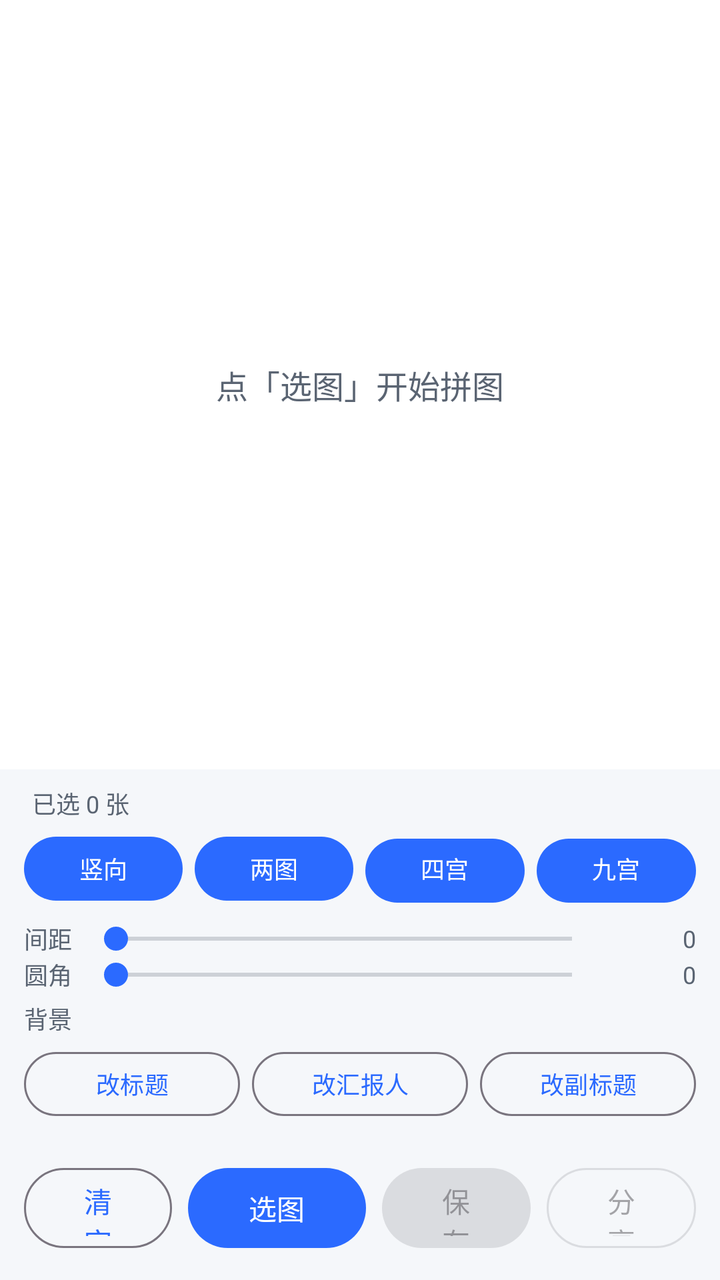
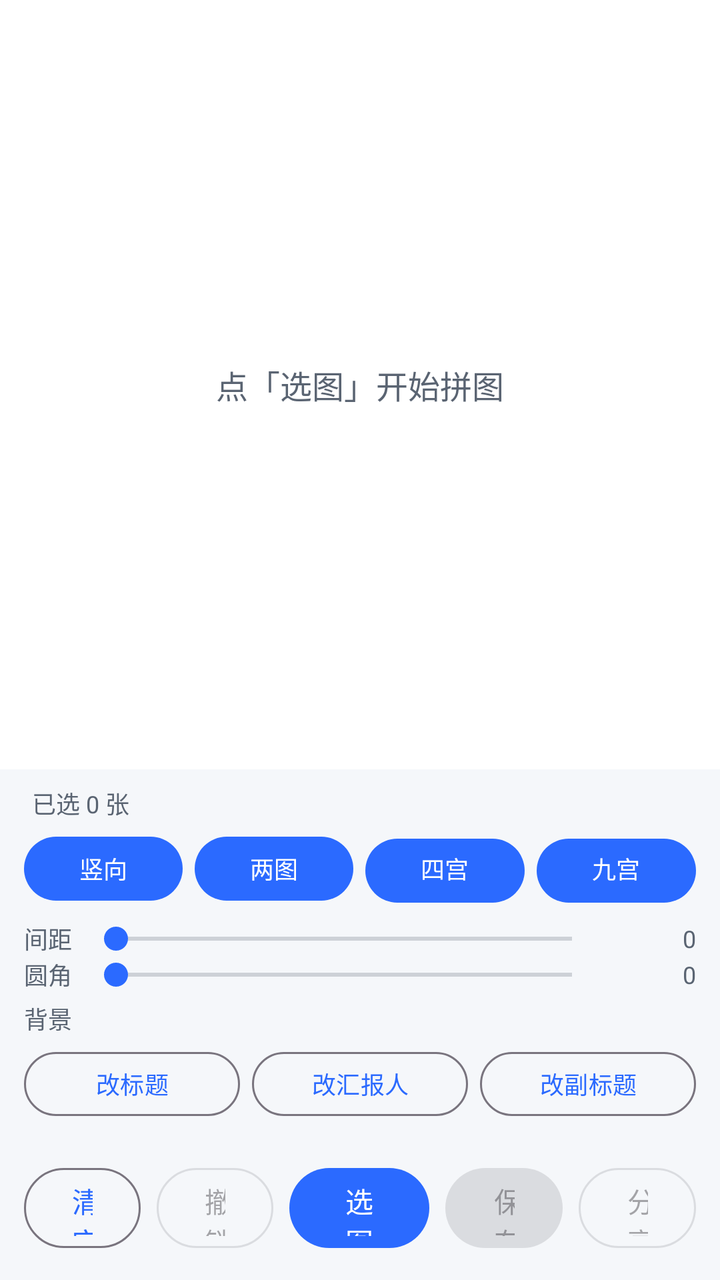

Screens rendered from an Android XML layout before and after an edit, with the pre-edit source and the edit as a unified diff.
<!-- AndroidManifest.xml: application theme Theme.WatermarkCamera -->
<!-- res/layout/fragment_collage.xml -->
<?xml version="1.0" encoding="utf-8"?>
<LinearLayout xmlns:android="http://schemas.android.com/apk/res/android"
    android:layout_width="match_parent"
    android:layout_height="match_parent"
    android:background="@color/app_background"
    android:clipToPadding="false"
    android:fitsSystemWindows="true"
    android:orientation="vertical">

    
    <FrameLayout
        android:layout_width="match_parent"
        android:layout_height="0dp"
        android:layout_weight="1">

        <ImageView
            android:id="@+id/ivPreview"
            android:layout_width="match_parent"
            android:layout_height="match_parent"
            android:background="@color/app_surface"
            android:contentDescription="拼图预览"
            android:scaleType="fitCenter" />

        <TextView
            android:id="@+id/tvEmptyHint"
            android:layout_width="wrap_content"
            android:layout_height="wrap_content"
            android:layout_gravity="center"
            android:text="点「选图」开始拼图"
            android:textColor="@color/app_on_surface_secondary"
            android:textSize="16sp" />

        <ProgressBar
            android:id="@+id/progressBar"
            android:layout_width="wrap_content"
            android:layout_height="wrap_content"
            android:layout_gravity="center"
            android:visibility="gone" />
    </FrameLayout>

    
    <TextView
        android:id="@+id/tvHint"
        android:layout_width="match_parent"
        android:layout_height="wrap_content"
        android:paddingStart="16dp"
        android:paddingTop="8dp"
        android:paddingEnd="16dp"
        android:paddingBottom="4dp"
        android:text="已选 0 张"
        android:textColor="@color/app_on_surface_secondary"
        android:textSize="12sp" />

    
    <LinearLayout
        android:layout_width="match_parent"
        android:layout_height="wrap_content"
        android:orientation="horizontal"
        android:paddingStart="12dp"
        android:paddingEnd="12dp"
        android:paddingBottom="6dp">

        <Button
            android:id="@+id/tplVertical"
            android:layout_width="0dp"
            android:layout_height="40dp"
            android:layout_marginEnd="6dp"
            android:layout_weight="1"
            android:text="竖向"
            android:textSize="12sp" />

        <Button
            android:id="@+id/tplGrid2"
            android:layout_width="0dp"
            android:layout_height="40dp"
            android:layout_marginEnd="6dp"
            android:layout_weight="1"
            android:text="两图"
            android:textSize="12sp" />

        <Button
            android:id="@+id/tplGrid4"
            android:layout_width="0dp"
            android:layout_height="40dp"
            android:layout_marginEnd="6dp"
            android:layout_weight="1"
            android:text="四宫格"
            android:textSize="12sp" />

        <Button
            android:id="@+id/tplGrid9"
            android:layout_width="0dp"
            android:layout_height="40dp"
            android:layout_weight="1"
            android:text="九宫格"
            android:textSize="12sp" />
    </LinearLayout>

    
    <LinearLayout
        android:layout_width="match_parent"
        android:layout_height="wrap_content"
        android:gravity="center_vertical"
        android:orientation="horizontal"
        android:paddingStart="12dp"
        android:paddingEnd="12dp">

        <TextView
            android:layout_width="wrap_content"
            android:layout_height="wrap_content"
            android:text="间距"
            android:textColor="@color/app_on_surface_secondary"
            android:textSize="12sp" />

        <SeekBar
            android:id="@+id/seekSpacing"
            android:layout_width="0dp"
            android:layout_height="wrap_content"
            android:layout_marginStart="6dp"
            android:layout_marginEnd="6dp"
            android:layout_weight="1"
            android:max="40" />

        <TextView
            android:id="@+id/tvSpacing"
            android:layout_width="40dp"
            android:layout_height="wrap_content"
            android:gravity="end"
            android:text="0"
            android:textColor="@color/app_on_surface_secondary"
            android:textSize="12sp" />
    </LinearLayout>

    <LinearLayout
        android:layout_width="match_parent"
        android:layout_height="wrap_content"
        android:gravity="center_vertical"
        android:orientation="horizontal"
        android:paddingStart="12dp"
        android:paddingEnd="12dp">

        <TextView
            android:layout_width="wrap_content"
            android:layout_height="wrap_content"
            android:text="圆角"
            android:textColor="@color/app_on_surface_secondary"
            android:textSize="12sp" />

        <SeekBar
            android:id="@+id/seekRadius"
            android:layout_width="0dp"
            android:layout_height="wrap_content"
            android:layout_marginStart="6dp"
            android:layout_marginEnd="6dp"
            android:layout_weight="1"
            android:max="48" />

        <TextView
            android:id="@+id/tvRadius"
            android:layout_width="40dp"
            android:layout_height="wrap_content"
            android:gravity="end"
            android:text="0"
            android:textColor="@color/app_on_surface_secondary"
            android:textSize="12sp" />
    </LinearLayout>

    
    <LinearLayout
        android:layout_width="match_parent"
        android:layout_height="wrap_content"
        android:gravity="center_vertical"
        android:orientation="horizontal"
        android:paddingStart="12dp"
        android:paddingTop="4dp"
        android:paddingEnd="12dp"
        android:paddingBottom="4dp">

        <TextView
            android:layout_width="wrap_content"
            android:layout_height="wrap_content"
            android:text="背景"
            android:textColor="@color/app_on_surface_secondary"
            android:textSize="12sp" />

        <LinearLayout
            android:id="@+id/bgColorRow"
            android:layout_width="0dp"
            android:layout_height="wrap_content"
            android:layout_marginStart="8dp"
            android:layout_weight="1"
            android:orientation="horizontal" />
    </LinearLayout>

    
    <LinearLayout
        android:layout_width="match_parent"
        android:layout_height="wrap_content"
        android:orientation="horizontal"
        android:paddingStart="12dp"
        android:paddingEnd="12dp"
        android:paddingBottom="6dp">

        <Button
            android:id="@+id/btnEditTitle"
            style="?attr/materialButtonOutlinedStyle"
            android:layout_width="0dp"
            android:layout_height="40dp"
            android:layout_marginEnd="6dp"
            android:layout_weight="1"
            android:text="改标题"
            android:textSize="12sp" />

        <Button
            android:id="@+id/btnEditReporter"
            style="?attr/materialButtonOutlinedStyle"
            android:layout_width="0dp"
            android:layout_height="40dp"
            android:layout_marginEnd="6dp"
            android:layout_weight="1"
            android:text="改汇报人"
            android:textSize="12sp" />

        <Button
            android:id="@+id/btnEditSubtitle"
            style="?attr/materialButtonOutlinedStyle"
            android:layout_width="0dp"
            android:layout_height="40dp"
            android:layout_weight="1"
            android:text="改副标题"
            android:textSize="12sp" />
    </LinearLayout>

    
    <LinearLayout
        android:id="@+id/collageBottomBar"
        android:layout_width="match_parent"
        android:layout_height="wrap_content"
        android:gravity="center"
        android:orientation="horizontal"
        android:padding="12dp">

        <Button
            android:id="@+id/btnClear"
            style="?attr/materialButtonOutlinedStyle"
            android:layout_width="0dp"
            android:layout_height="48dp"
            android:layout_marginEnd="8dp"
            android:layout_weight="1"
            android:text="清空" />

        <Button
            android:id="@+id/btnPick"
            android:layout_width="0dp"
            android:layout_height="48dp"
            android:layout_marginEnd="8dp"
            android:layout_weight="1.2"
            android:text="选图" />

        <Button
            android:id="@+id/btnGenerate"
            android:layout_width="0dp"
            android:layout_height="48dp"
            android:enabled="false"
            android:layout_marginEnd="8dp"
            android:layout_weight="1"
            android:text="保存" />

        <Button
            android:id="@+id/btnShare"
            style="?attr/materialButtonOutlinedStyle"
            android:layout_width="0dp"
            android:layout_height="48dp"
            android:enabled="false"
            android:layout_weight="1"
            android:text="分享" />
    </LinearLayout>
</LinearLayout>
<!-- resources referenced by this layout -->
<resources>
  <color name="app_background">#FFF5F7FA</color>
  <color name="app_on_surface_secondary">#FF5A6472</color>
  <color name="app_surface">#FFFFFFFF</color>
  <style name="Theme.WatermarkCamera" parent="Theme.Material3.DayNight.NoActionBar">
          <item name="colorPrimary">@color/color_primary</item>
          <item name="colorPrimaryDark">@color/color_primary_dark</item>
          <item name="colorAccent">@color/color_primary</item>
  
          
          <item name="android:windowBackground">@color/app_background</item>
          <item name="android:colorBackground">@color/app_background</item>
  
          
          <item name="android:statusBarColor">@color/app_surface</item>
          <item name="android:windowTranslucentStatus">false</item>
          <item name="android:windowLightStatusBar">true</item>
  
          
          <item name="android:navigationBarColor">@color/app_background</item>
          <item name="android:windowTranslucentNavigation">false</item>
  
          
          <item name="android:forceDarkAllowed" tools:ignore="NewApi">false</item>
  
          <item name="windowActionBar">false</item>
          <item name="windowNoTitle">true</item>
  
          
          <item name="android:textColorPrimary">@color/app_on_surface</item>
          <item name="android:textColorSecondary">@color/app_on_surface_secondary</item>
      </style>
  <color name="color_primary">#2B6AFF</color>
  <color name="color_primary_dark">#1E5AEE</color>
  <color name="app_on_surface">#FF111418</color>
</resources>

<!-- the commit's change to res/layout/fragment_collage.xml (unified diff, before → after) -->
@@ -9,6 +9,7 @@
 
     
     <FrameLayout
+        android:id="@+id/previewContainer"
         android:layout_width="match_parent"
         android:layout_height="0dp"
         android:layout_weight="1">
@@ -18,7 +19,7 @@
             android:layout_width="match_parent"
             android:layout_height="match_parent"
             android:background="@color/app_surface"
-            android:contentDescription="拼图预览"
+            android:contentDescription="@string/collage_title"
             android:scaleType="fitCenter" />
 
         <TextView
@@ -26,7 +27,7 @@
             android:layout_width="wrap_content"
             android:layout_height="wrap_content"
             android:layout_gravity="center"
-            android:text="点「选图」开始拼图"
+            android:text="@string/collage_empty_hint"
             android:textColor="@color/app_on_surface_secondary"
             android:textSize="16sp" />
 
@@ -250,7 +251,17 @@
             android:text="清空" />
 
         <Button
-            android:id="@+id/btnPick"
+            android:id="@+id/btnUndo"
+            style="?attr/materialButtonOutlinedStyle"
+            android:layout_width="0dp"
+            android:layout_height="48dp"
+            android:layout_marginEnd="8dp"
+            android:layout_weight="1"
+            android:enabled="false"
+            android:text="@string/collage_undo" />
+
+            <Button
+                android:id="@+id/btnPick"
             android:layout_width="0dp"
             android:layout_height="48dp"
             android:layout_marginEnd="8dp"
<!-- resource entries referenced after the edit -->
@@ -3,6 +3,9 @@
   <color name="app_background">#FFF5F7FA</color>
   <color name="app_on_surface_secondary">#FF5A6472</color>
   <color name="app_surface">#FFFFFFFF</color>
+  <string name="collage_empty_hint">点「选图」开始拼图</string>
+  <string name="collage_title">拼图汇报</string>
+  <string name="collage_undo">撤销</string>
   <style name="Theme.WatermarkCamera" parent="Theme.Material3.DayNight.NoActionBar">
           <item name="colorPrimary">@color/color_primary</item>
           <item name="colorPrimaryDark">@color/color_primary_dark</item>
